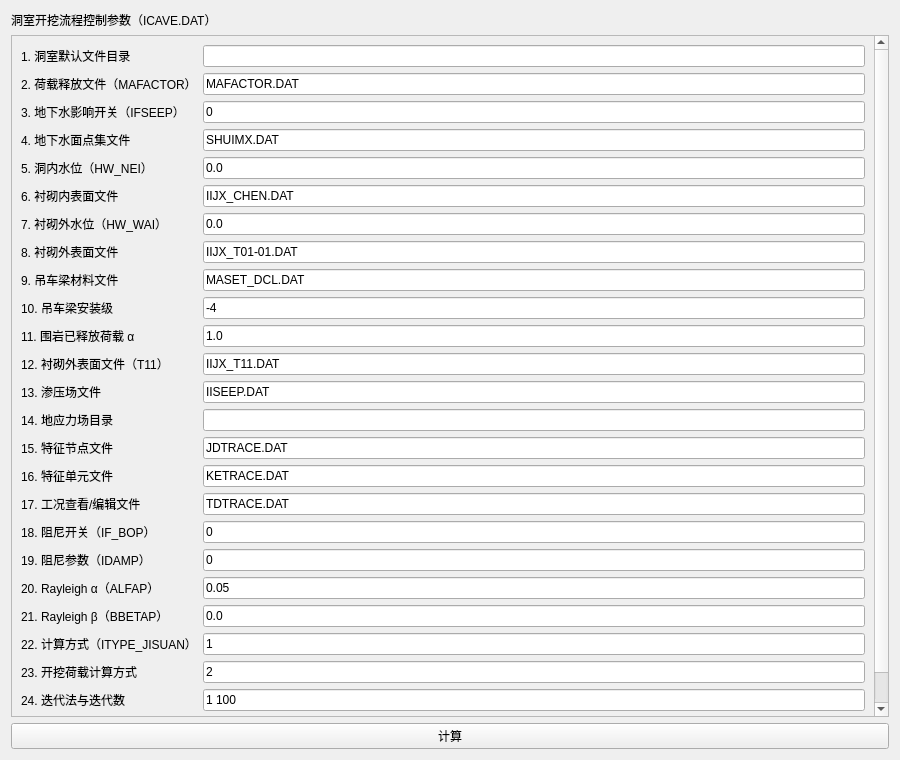
Before: the Qt Designer form plugins/Base_Slover/CaveExcavationWidget.ui in asd977/base_cae, drawn with Qt 5.
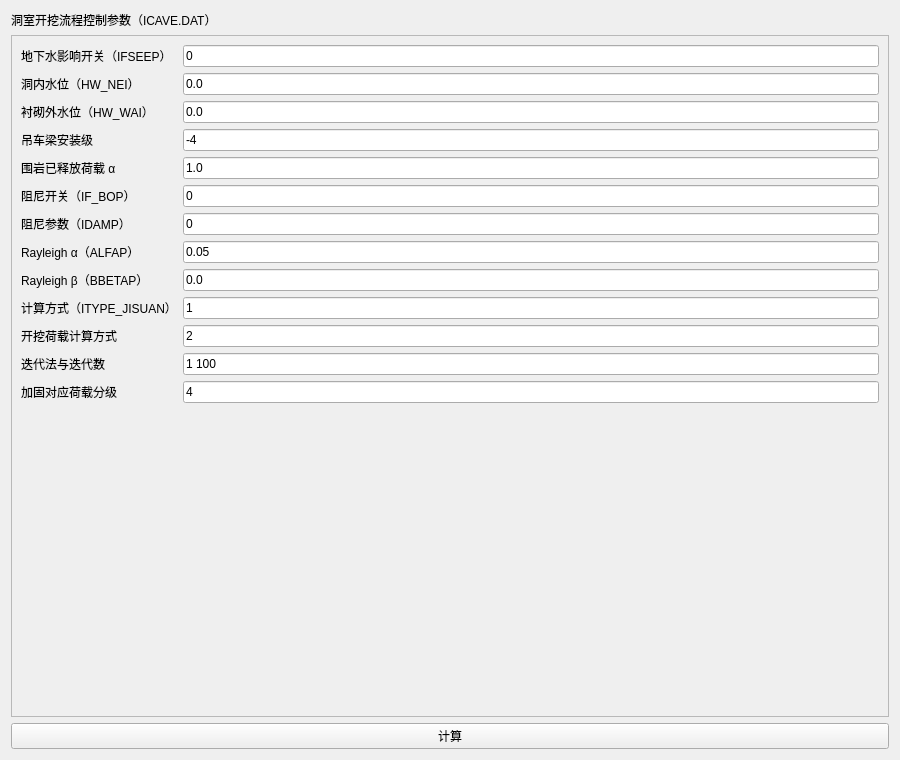
After: the same form once the commit is applied.

Commit message: 在.ui删除洞室开挖固定项并移除序号

Patch:
```diff
--- a/plugins/Base_Slover/CaveExcavationWidget.ui
+++ b/plugins/Base_Slover/CaveExcavationWidget.ui
@@ -13,156 +13,32 @@
       <layout class="QVBoxLayout" name="verticalLayout_2">
        <item>
         <layout class="QFormLayout" name="formLayout">
-     <item row="0" column="0">
-      <widget class="QLabel" name="label1"><property name="text"><string>1. 洞室默认文件目录</string></property></widget>
-     </item>
-     <item row="0" column="1">
-      <widget class="QLineEdit" name="line1Edit"><property name="text"><string></string></property></widget>
-     </item>
-     <item row="1" column="0">
-      <widget class="QLabel" name="label2"><property name="text"><string>2. 荷载释放文件（MAFACTOR）</string></property></widget>
-     </item>
-     <item row="1" column="1">
-      <widget class="QLineEdit" name="line2Edit"><property name="text"><string>MAFACTOR.DAT</string></property></widget>
-     </item>
-     <item row="2" column="0">
-      <widget class="QLabel" name="label3"><property name="text"><string>3. 地下水影响开关（IFSEEP）</string></property></widget>
-     </item>
-     <item row="2" column="1">
-      <widget class="QLineEdit" name="line3Edit"><property name="text"><string>0</string></property></widget>
-     </item>
-     <item row="3" column="0">
-      <widget class="QLabel" name="label4"><property name="text"><string>4. 地下水面点集文件</string></property></widget>
-     </item>
-     <item row="3" column="1">
-      <widget class="QLineEdit" name="line4Edit"><property name="text"><string>SHUIMX.DAT</string></property></widget>
-     </item>
-     <item row="4" column="0">
-      <widget class="QLabel" name="label5"><property name="text"><string>5. 洞内水位（HW_NEI）</string></property></widget>
-     </item>
-     <item row="4" column="1">
-      <widget class="QLineEdit" name="line5Edit"><property name="text"><string>0.0</string></property></widget>
-     </item>
-     <item row="5" column="0">
-      <widget class="QLabel" name="label6"><property name="text"><string>6. 衬砌内表面文件</string></property></widget>
-     </item>
-     <item row="5" column="1">
-      <widget class="QLineEdit" name="line6Edit"><property name="text"><string>IIJX_CHEN.DAT</string></property></widget>
-     </item>
-     <item row="6" column="0">
-      <widget class="QLabel" name="label7"><property name="text"><string>7. 衬砌外水位（HW_WAI）</string></property></widget>
-     </item>
-     <item row="6" column="1">
-      <widget class="QLineEdit" name="line7Edit"><property name="text"><string>0.0</string></property></widget>
-     </item>
-     <item row="7" column="0">
-      <widget class="QLabel" name="label8"><property name="text"><string>8. 衬砌外表面文件</string></property></widget>
-     </item>
-     <item row="7" column="1">
-      <widget class="QLineEdit" name="line8Edit"><property name="text"><string>IIJX_T01-01.DAT</string></property></widget>
-     </item>
-     <item row="8" column="0">
-      <widget class="QLabel" name="label9"><property name="text"><string>9. 吊车梁材料文件</string></property></widget>
-     </item>
-     <item row="8" column="1">
-      <widget class="QLineEdit" name="line9Edit"><property name="text"><string>MASET_DCL.DAT</string></property></widget>
-     </item>
-     <item row="9" column="0">
-      <widget class="QLabel" name="label10"><property name="text"><string>10. 吊车梁安装级</string></property></widget>
-     </item>
-     <item row="9" column="1">
-      <widget class="QLineEdit" name="line10Edit"><property name="text"><string>-4</string></property></widget>
-     </item>
-     <item row="10" column="0">
-      <widget class="QLabel" name="label11"><property name="text"><string>11. 围岩已释放荷载 α</string></property></widget>
-     </item>
-     <item row="10" column="1">
-      <widget class="QLineEdit" name="line11Edit"><property name="text"><string>1.0</string></property></widget>
-     </item>
-     <item row="11" column="0">
-      <widget class="QLabel" name="label12"><property name="text"><string>12. 衬砌外表面文件（T11）</string></property></widget>
-     </item>
-     <item row="11" column="1">
-      <widget class="QLineEdit" name="line12Edit"><property name="text"><string>IIJX_T11.DAT</string></property></widget>
-     </item>
-     <item row="12" column="0">
-      <widget class="QLabel" name="label13"><property name="text"><string>13. 渗压场文件</string></property></widget>
-     </item>
-     <item row="12" column="1">
-      <widget class="QLineEdit" name="line13Edit"><property name="text"><string>IISEEP.DAT</string></property></widget>
-     </item>
-     <item row="13" column="0">
-      <widget class="QLabel" name="label14"><property name="text"><string>14. 地应力场目录</string></property></widget>
-     </item>
-     <item row="13" column="1">
-      <widget class="QLineEdit" name="line14Edit"><property name="text"><string></string></property></widget>
-     </item>
-     <item row="14" column="0">
-      <widget class="QLabel" name="label15"><property name="text"><string>15. 特征节点文件</string></property></widget>
-     </item>
-     <item row="14" column="1">
-      <widget class="QLineEdit" name="line15Edit"><property name="text"><string>JDTRACE.DAT</string></property></widget>
-     </item>
-     <item row="15" column="0">
-      <widget class="QLabel" name="label16"><property name="text"><string>16. 特征单元文件</string></property></widget>
-     </item>
-     <item row="15" column="1">
-      <widget class="QLineEdit" name="line16Edit"><property name="text"><string>KETRACE.DAT</string></property></widget>
-     </item>
-     <item row="16" column="0">
-      <widget class="QLabel" name="label17"><property name="text"><string>17. 工况查看/编辑文件</string></property></widget>
-     </item>
-     <item row="16" column="1">
-      <widget class="QLineEdit" name="line17Edit"><property name="text"><string>TDTRACE.DAT</string></property></widget>
-     </item>
-     <item row="17" column="0">
-      <widget class="QLabel" name="label18"><property name="text"><string>18. 阻尼开关（IF_BOP）</string></property></widget>
-     </item>
-     <item row="17" column="1">
-      <widget class="QLineEdit" name="line18Edit"><property name="text"><string>0</string></property></widget>
-     </item>
-     <item row="18" column="0">
-      <widget class="QLabel" name="label19"><property name="text"><string>19. 阻尼参数（IDAMP）</string></property></widget>
-     </item>
-     <item row="18" column="1">
-      <widget class="QLineEdit" name="line19Edit"><property name="text"><string>0</string></property></widget>
-     </item>
-     <item row="19" column="0">
-      <widget class="QLabel" name="label20"><property name="text"><string>20. Rayleigh α（ALFAP）</string></property></widget>
-     </item>
-     <item row="19" column="1">
-      <widget class="QLineEdit" name="line20Edit"><property name="text"><string>0.05</string></property></widget>
-     </item>
-     <item row="20" column="0">
-      <widget class="QLabel" name="label21"><property name="text"><string>21. Rayleigh β（BBETAP）</string></property></widget>
-     </item>
-     <item row="20" column="1">
-      <widget class="QLineEdit" name="line21Edit"><property name="text"><string>0.0</string></property></widget>
-     </item>
-     <item row="21" column="0">
-      <widget class="QLabel" name="label22"><property name="text"><string>22. 计算方式（ITYPE_JISUAN）</string></property></widget>
-     </item>
-     <item row="21" column="1">
-      <widget class="QLineEdit" name="line22Edit"><property name="text"><string>1</string></property></widget>
-     </item>
-     <item row="22" column="0">
-      <widget class="QLabel" name="label23"><property name="text"><string>23. 开挖荷载计算方式</string></property></widget>
-     </item>
-     <item row="22" column="1">
-      <widget class="QLineEdit" name="line23Edit"><property name="text"><string>2</string></property></widget>
-     </item>
-     <item row="23" column="0">
-      <widget class="QLabel" name="label24"><property name="text"><string>24. 迭代法与迭代数</string></property></widget>
-     </item>
-     <item row="23" column="1">
-      <widget class="QLineEdit" name="line24Edit"><property name="text"><string>1 100</string></property></widget>
-     </item>
-     <item row="24" column="0">
-      <widget class="QLabel" name="label25"><property name="text"><string>25. 加固对应荷载分级</string></property></widget>
-     </item>
-     <item row="24" column="1">
-      <widget class="QLineEdit" name="line25Edit"><property name="text"><string>4</string></property></widget>
-     </item>
+         <item row="0" column="0"><widget class="QLabel" name="label3"><property name="text"><string>地下水影响开关（IFSEEP）</string></property></widget></item>
+         <item row="0" column="1"><widget class="QLineEdit" name="line3Edit"><property name="text"><string>0</string></property></widget></item>
+         <item row="1" column="0"><widget class="QLabel" name="label5"><property name="text"><string>洞内水位（HW_NEI）</string></property></widget></item>
+         <item row="1" column="1"><widget class="QLineEdit" name="line5Edit"><property name="text"><string>0.0</string></property></widget></item>
+         <item row="2" column="0"><widget class="QLabel" name="label7"><property name="text"><string>衬砌外水位（HW_WAI）</string></property></widget></item>
+         <item row="2" column="1"><widget class="QLineEdit" name="line7Edit"><property name="text"><string>0.0</string></property></widget></item>
+         <item row="3" column="0"><widget class="QLabel" name="label10"><property name="text"><string>吊车梁安装级</string></property></widget></item>
+         <item row="3" column="1"><widget class="QLineEdit" name="line10Edit"><property name="text"><string>-4</string></property></widget></item>
+         <item row="4" column="0"><widget class="QLabel" name="label11"><property name="text"><string>围岩已释放荷载 α</string></property></widget></item>
+         <item row="4" column="1"><widget class="QLineEdit" name="line11Edit"><property name="text"><string>1.0</string></property></widget></item>
+         <item row="5" column="0"><widget class="QLabel" name="label18"><property name="text"><string>阻尼开关（IF_BOP）</string></property></widget></item>
+         <item row="5" column="1"><widget class="QLineEdit" name="line18Edit"><property name="text"><string>0</string></property></widget></item>
+         <item row="6" column="0"><widget class="QLabel" name="label19"><property name="text"><string>阻尼参数（IDAMP）</string></property></widget></item>
+         <item row="6" column="1"><widget class="QLineEdit" name="line19Edit"><property name="text"><string>0</string></property></widget></item>
+         <item row="7" column="0"><widget class="QLabel" name="label20"><property name="text"><string>Rayleigh α（ALFAP）</string></property></widget></item>
+         <item row="7" column="1"><widget class="QLineEdit" name="line20Edit"><property name="text"><string>0.05</string></property></widget></item>
+         <item row="8" column="0"><widget class="QLabel" name="label21"><property name="text"><string>Rayleigh β（BBETAP）</string></property></widget></item>
+         <item row="8" column="1"><widget class="QLineEdit" name="line21Edit"><property name="text"><string>0.0</string></property></widget></item>
+         <item row="9" column="0"><widget class="QLabel" name="label22"><property name="text"><string>计算方式（ITYPE_JISUAN）</string></property></widget></item>
+         <item row="9" column="1"><widget class="QLineEdit" name="line22Edit"><property name="text"><string>1</string></property></widget></item>
+         <item row="10" column="0"><widget class="QLabel" name="label23"><property name="text"><string>开挖荷载计算方式</string></property></widget></item>
+         <item row="10" column="1"><widget class="QLineEdit" name="line23Edit"><property name="text"><string>2</string></property></widget></item>
+         <item row="11" column="0"><widget class="QLabel" name="label24"><property name="text"><string>迭代法与迭代数</string></property></widget></item>
+         <item row="11" column="1"><widget class="QLineEdit" name="line24Edit"><property name="text"><string>1 100</string></property></widget></item>
+         <item row="12" column="0"><widget class="QLabel" name="label25"><property name="text"><string>加固对应荷载分级</string></property></widget></item>
+         <item row="12" column="1"><widget class="QLineEdit" name="line25Edit"><property name="text"><string>4</string></property></widget></item>
         </layout>
        </item>
              </layout>
```
Left out of the diff: 2 changed lines with no effect on the pictures. The commit also changes 1 other file.
